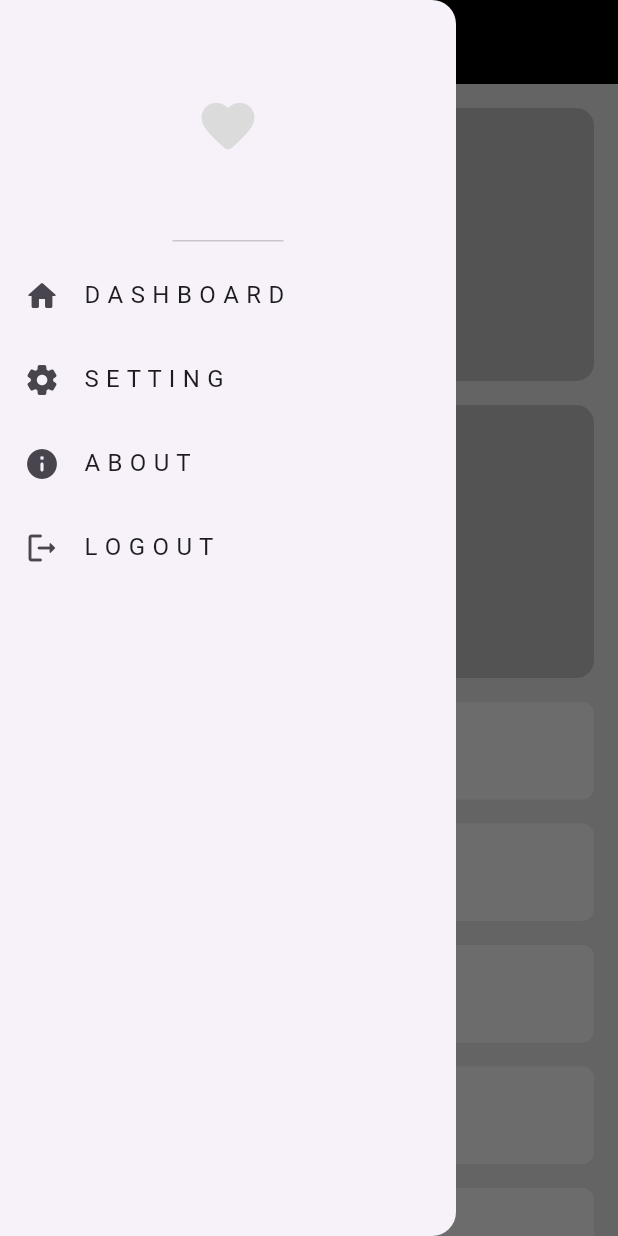
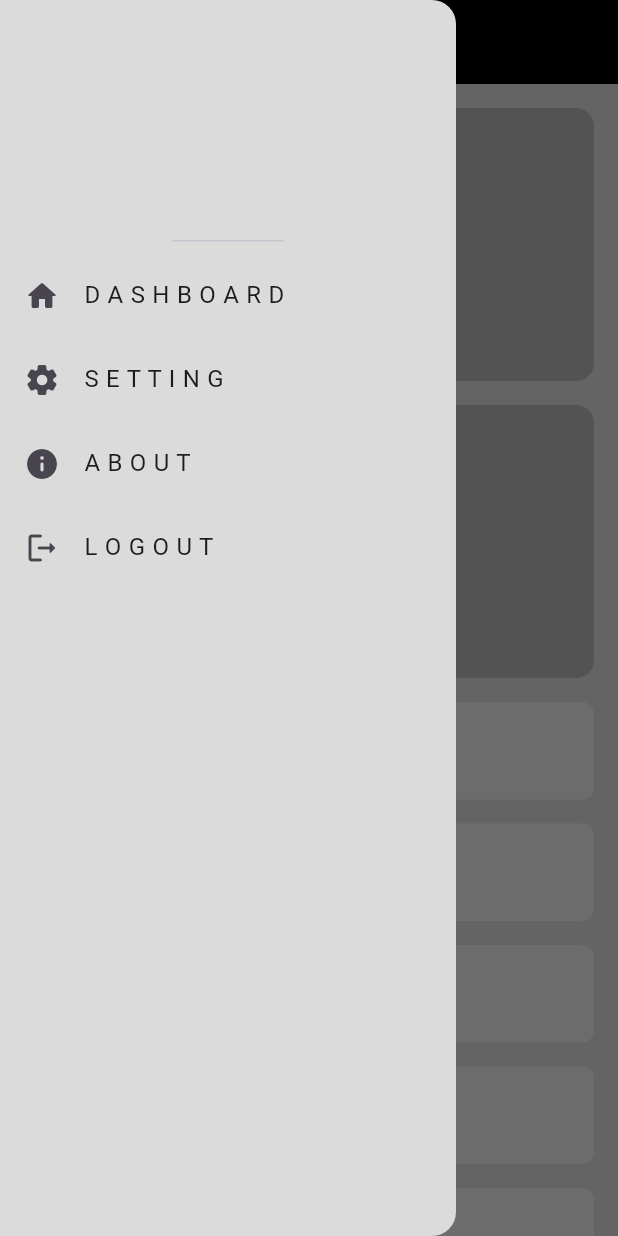
Before and after one commit to amr-khalid-saleh/test-responsive-adaptive-UI, a Flutter app: the screen it shows after launch, with the side drawer open, on a phone screen of 412 x 824 dp. Run offline on Flutter 3.47's test engine with Material 3 defaults, Android fonts, the light colour scheme and no system bars.

Commit message:
desktop layout part one

```diff
--- a/lib/views/widgets/cutom_drawer.dart
+++ b/lib/views/widgets/cutom_drawer.dart
@@ -7,6 +7,8 @@
   @override
   Widget build(BuildContext context) {
     return const Drawer(
+      backgroundColor: Color(0xffDBDBDB),
+      elevation: 0,
       child: Column(
         children: [
           DrawerHeader(
```
Also changed, not shown: lib/views/widgets/desktop_layout.dart (+8 -1 lines).
